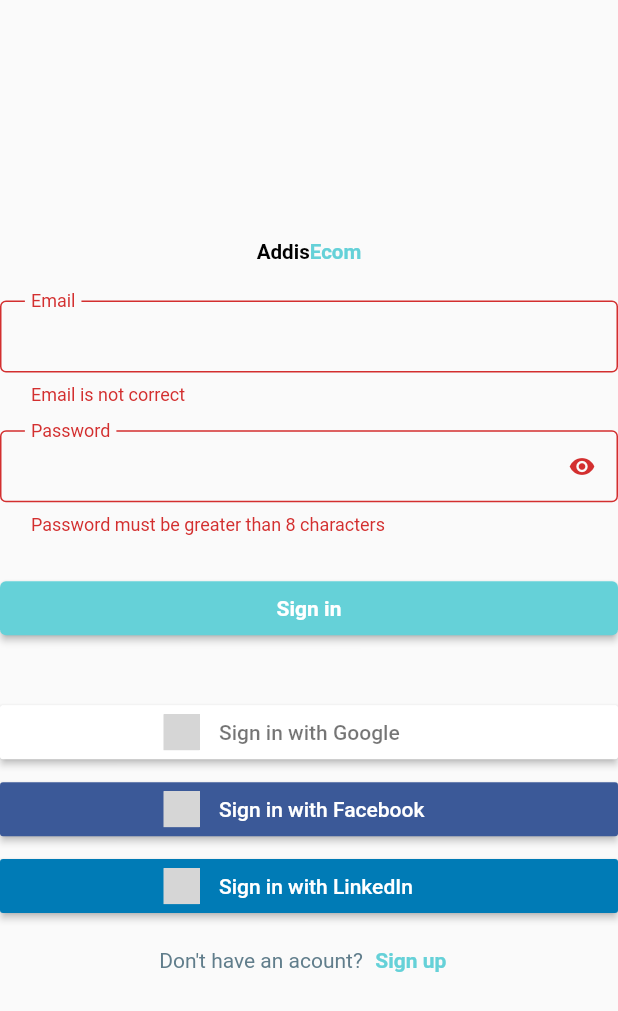
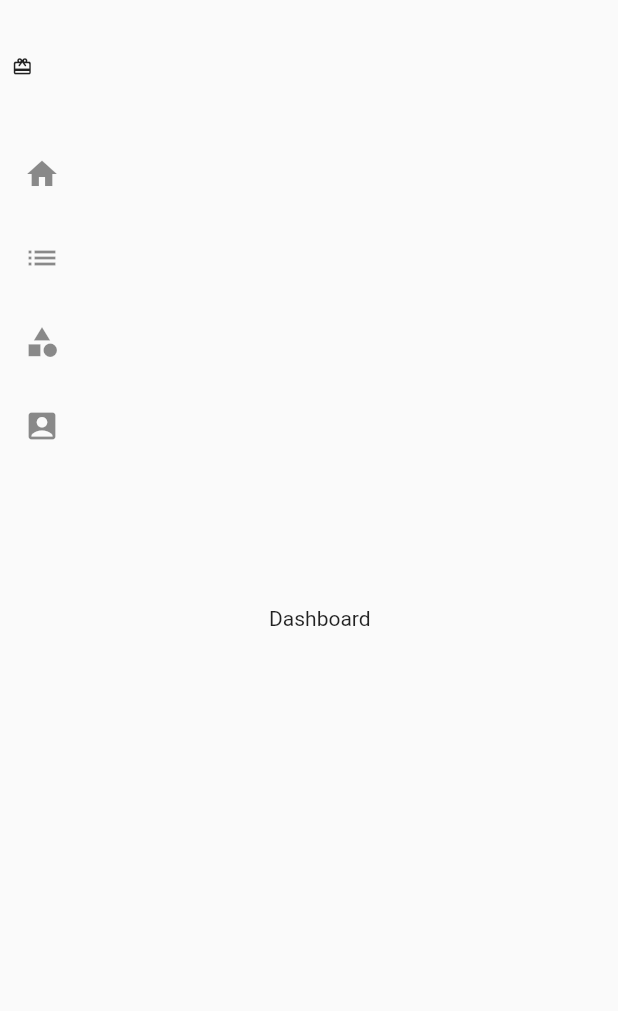
Before and after one commit to hope-miky/Flutter-Ecom, a Flutter app: the LoginScreen screen opened by its route, after a tap on "Sign in", on a phone screen of 412 x 824 dp. Shown: the top 1011 px of the screen. Run offline on Flutter 3.47's test engine with Material 2 defaults, Android fonts, the phone set to English and light mode, and no system bars; our stand-ins replace auto_route, flutter_signin_button, sizer; grey boxes are pictures that could not be loaded.

Commit message:
working sample of nested routing

```diff
--- a/lib/constants/sidebarcontents.dart
+++ b/lib/constants/sidebarcontents.dart
@@ -4,21 +4,21 @@ const sidebarcontents = [
   {
     "name": "Home Page",
     "icon": Icon(Icons.home),
-    "route": "/",
+    "route": "main",
   },
   {
     "name": "Items",
     "icon": Icon(Icons.list),
-    "route": "/items",
+    "route": "items",
   },
   {
     "name": "Categories",
     "icon": Icon(Icons.category),
-    "route": "/categories",
+    "route": "categories",
   },
   {
     "name": "Accounts",
     "icon": Icon(Icons.account_box),
-    "route": "/accounts",
+    "route": "accounts",
   },
 ];
--- /dev/null
+++ b/lib/routes/routes.dart
@@ -0,0 +1,66 @@
+import 'package:addisecom/screens/accounts/accounts.web.dart';
+import 'package:addisecom/screens/categories/categories.web.dart';
+import 'package:addisecom/screens/login.dart';
+import 'package:addisecom/screens/web/dashboard/dashboard.web.dart';
+import 'package:addisecom/screens/web/items/items.web.dart';
+import 'package:addisecom/screens/web/maindashboard.web.dart';
+import 'package:flutter/material.dart';
+
+class Routes {
+  static const root = "/";
+  static const dashboard = "main";
+  static const dashboardpattern = "/dashboard/";
+  static const items = "items";
+  static const categories = "categories";
+  static const accounts = "accounts";
+
+  get ongeneratedroute => _ongeneratedRoute;
+  get onDashboardGeneratedroute => _onDashboardGeneratedRoute;
+
+  Route _ongeneratedRoute(RouteSettings settings) {
+    late Widget page;
+
+    if (settings.name == root) {
+      page = LoginScreen();
+    } else if (settings.name!.contains(dashboardpattern)) {
+      var subroute = settings.name!.substring(dashboardpattern.length);
+      page = MainDashboardWeb(
+        baseroute: subroute,
+      );
+    }
+
+    return MaterialPageRoute<dynamic>(
+      builder: (context) {
+        return page;
+      },
+      settings: settings,
+    );
+  }
+
+  Route _onDashboardGeneratedRoute(RouteSettings settings) {
+    late Widget page;
+
+    switch (settings.name) {
+      case items:
+        page = ItemsWeb();
+        break;
+
+      case categories:
+        page = CategoriesWeb();
+        break;
+      case dashboard:
+        page = DashboardWeb();
+        break;
+      case accounts:
+        page = AccountsWeb();
+        break;
+    }
+
+    return MaterialPageRoute<dynamic>(
+      builder: (context) {
+        return page;
+      },
+      settings: settings,
+    );
+  }
+}
--- a/lib/screens/login.dart
+++ b/lib/screens/login.dart
@@ -4,7 +4,6 @@ import 'package:addisecom/components/socialmedialogin.dart';
 import 'package:addisecom/components/textfield.dart';
 import 'package:addisecom/constants/colors.dart';
 import 'package:addisecom/mixin/tefield_validation.dart';
-import 'package:addisecom/routes/route.gr.dart';
 import 'package:auto_route/auto_route.dart';
 import 'package:flutter/material.dart';
 import 'package:flutter_signin_button/button_view.dart';
@@ -57,14 +56,13 @@ class _LoginScreenState extends State<LoginScreen> with InputValidationMixin {
                   ),
                   child: ElevatedButton(
                     onPressed: () {
-                      if (_formkey.currentState!.validate()) {
-                        if (SizerUtil.deviceType == DeviceType.mobile)
-                          AutoRouter.of(context)
-                              .pushNamed("/main-dashboard-mobile");
-                        else
-                          AutoRouter.of(context)
-                              .pushNamed("/main-dashboard-web");
-                      }
+                      // if (_formkey.currentState!.validate()) {
+                      // if (SizerUtil.deviceType == DeviceType.mobile)
+                      //   AutoRouter.of(context)
+                      //       .pushNamed("/main-dashboard-mobile");
+                      // else
+                      Navigator.of(context).pushNamed("/dashboard/main");
+                      // }
                     },
                     style: ElevatedButton.styleFrom(
                       primary: maincolor,
--- a/lib/screens/web/maindashboard.web.dart
+++ b/lib/screens/web/maindashboard.web.dart
@@ -1,16 +1,30 @@
+import 'package:addisecom/routes/routes.dart';
 import 'package:addisecom/screens/web/sidebard.web.dart';
 import 'package:auto_route/auto_route.dart';
 import 'package:flutter/material.dart';
 import 'package:sizer/sizer.dart';
 
 class MainDashboardWeb extends StatefulWidget {
-  MainDashboardWeb({Key? key}) : super(key: key);
+  final String? baseroute;
+  MainDashboardWeb({Key? key, this.baseroute}) : super(key: key);
 
   @override
   _MainDashboardWebState createState() => _MainDashboardWebState();
 }
 
 class _MainDashboardWebState extends State<MainDashboardWeb> {
+  var router = Routes();
+  final _navigatorKey = GlobalKey<NavigatorState>();
+
+  @override
+  void initState() {
+    super.initState();
+  }
+
+  void _onItems(String route) {
+    _navigatorKey.currentState!.pushNamed(route);
+  }
+
   @override
   Widget build(BuildContext context) {
     return Scaffold(
@@ -18,9 +32,15 @@ class _MainDashboardWebState extends State<MainDashboardWeb> {
         child: Row(
           children: [
             SideBarWeb(
-              ctx: context,
+              onpressed: _onItems,
             ),
-            Expanded(child: AutoRouter())
+            Expanded(
+              child: Navigator(
+                key: _navigatorKey,
+                onGenerateRoute: router.onDashboardGeneratedroute,
+                initialRoute: widget.baseroute,
+              ),
+            ),
           ],
         ),
       ),
```
Also changed, not shown: lib/main.dart (+4 -7 lines), lib/routes/route.dart (deleted, +0 -41 lines), lib/screens/web/sidebard.web.dart (+3 -10 lines), lib/routes/route.gr.dart (deleted).
